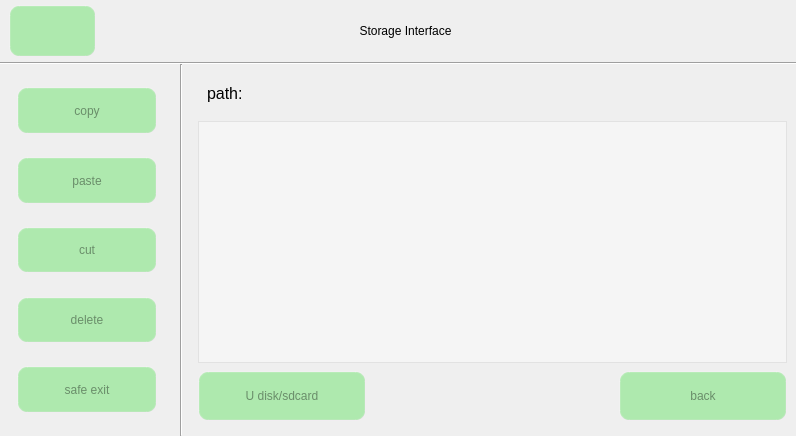
Above: udev.ui from jizizihe/baijie_demo before the change. Below: the same form after it.
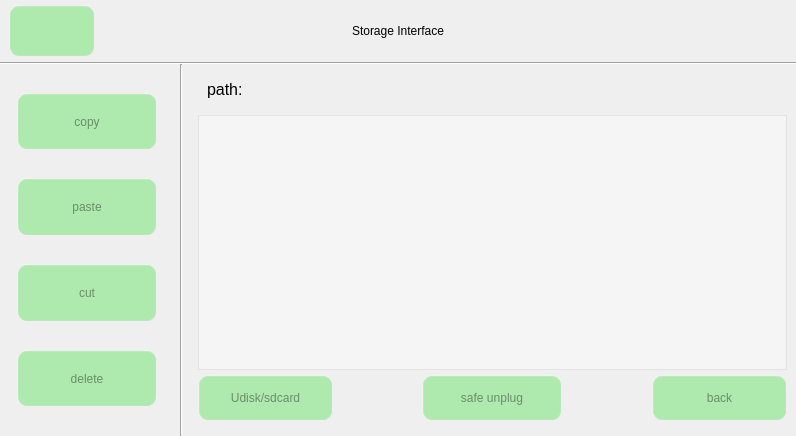
That is the form after the change. Icons and pictures are not drawn.

Commit message: func: 1.change the list shows connected device, saved devices, and scanned devices in wifi       2.change the list shows connected device, saved devices, and scanned devices in bluetooth       3.change layout of set ip in Ethernet       4.add Click File to check or uncheck in Storage

Patch:
```diff
--- a/udev.ui
+++ b/udev.ui
@@ -98,9 +98,9 @@
      <number>0</number>
     </property>
     <item row="0" column="0">
-     <layout class="QHBoxLayout" name="horizontalLayout_6" stretch="1,1,1,3,3">
+     <layout class="QHBoxLayout" name="horizontalLayout_6" stretch="1,2,3,2,1">
       <property name="spacing">
-       <number>6</number>
+       <number>0</number>
       </property>
       <property name="leftMargin">
        <number>9</number>
@@ -108,6 +108,9 @@
       <property name="topMargin">
        <number>5</number>
       </property>
+      <property name="rightMargin">
+       <number>9</number>
+      </property>
       <property name="bottomMargin">
        <number>5</number>
       </property>
@@ -169,19 +172,6 @@
         </property>
        </spacer>
       </item>
-      <item>
-       <spacer name="horizontalSpacer_12">
-        <property name="orientation">
-         <enum>Qt::Horizontal</enum>
-        </property>
-        <property name="sizeHint" stdset="0">
-         <size>
-          <width>40</width>
-          <height>20</height>
-         </size>
-        </property>
-       </spacer>
-      </item>
       <item>
        <widget class="QLabel" name="label_3">
         <property name="text">
@@ -205,6 +195,19 @@
         </property>
        </spacer>
       </item>
+      <item>
+       <spacer name="horizontalSpacer_12">
+        <property name="orientation">
+         <enum>Qt::Horizontal</enum>
+        </property>
+        <property name="sizeHint" stdset="0">
+         <size>
+          <width>40</width>
+          <height>20</height>
+         </size>
+        </property>
+       </spacer>
+      </item>
      </layout>
     </item>
     <item row="1" column="0">
@@ -221,6 +224,9 @@
         <height>2</height>
        </size>
       </property>
+      <property name="styleSheet">
+       <string notr="true"/>
+      </property>
       <property name="orientation">
        <enum>Qt::Horizontal</enum>
       </property>
@@ -251,7 +257,7 @@
           <height>16777215</height>
          </size>
         </property>
-        <layout class="QVBoxLayout" name="verticalLayout" stretch="1,2,1,2,1,2,1,2,1,2,1">
+        <layout class="QVBoxLayout" name="verticalLayout" stretch="1,2,1,2,1,2,1,2,1">
          <property name="spacing">
           <number>0</number>
          </property>
@@ -601,90 +607,6 @@
            </property>
           </spacer>
          </item>
-         <item>
-          <layout class="QHBoxLayout" name="horizontalLayout_9" stretch="1,8,1">
-           <property name="spacing">
-            <number>0</number>
-           </property>
-           <item>
-            <spacer name="horizontalSpacer_6">
-             <property name="orientation">
-              <enum>Qt::Horizontal</enum>
-             </property>
-             <property name="sizeHint" stdset="0">
-              <size>
-               <width>40</width>
-               <height>20</height>
-              </size>
-             </property>
-            </spacer>
-           </item>
-           <item>
-            <widget class="QPushButton" name="umount">
-             <property name="sizePolicy">
-              <sizepolicy hsizetype="Minimum" vsizetype="Minimum">
-               <horstretch>0</horstretch>
-               <verstretch>0</verstretch>
-              </sizepolicy>
-             </property>
-             <property name="minimumSize">
-              <size>
-               <width>140</width>
-               <height>45</height>
-              </size>
-             </property>
-             <property name="maximumSize">
-              <size>
-               <width>16777215</width>
-               <height>16777215</height>
-              </size>
-             </property>
-             <property name="styleSheet">
-              <string notr="true"/>
-             </property>
-             <property name="text">
-              <string>safe exit</string>
-             </property>
-             <property name="icon">
-              <iconset resource="translation.qrc">
-               <normaloff>:/button_image/exit.png</normaloff>:/button_image/exit.png</iconset>
-             </property>
-             <property name="iconSize">
-              <size>
-               <width>36</width>
-               <height>36</height>
-              </size>
-             </property>
-            </widget>
-           </item>
-           <item>
-            <spacer name="horizontalSpacer_7">
-             <property name="orientation">
-              <enum>Qt::Horizontal</enum>
-             </property>
-             <property name="sizeHint" stdset="0">
-              <size>
-               <width>40</width>
-               <height>20</height>
-              </size>
-             </property>
-            </spacer>
-           </item>
-          </layout>
-         </item>
-         <item>
-          <spacer name="verticalSpacer_5">
-           <property name="orientation">
-            <enum>Qt::Vertical</enum>
-           </property>
-           <property name="sizeHint" stdset="0">
-            <size>
-             <width>20</width>
-             <height>40</height>
-            </size>
-           </property>
-          </spacer>
-         </item>
         </layout>
        </widget>
       </item>
@@ -703,9 +625,12 @@
       </item>
       <item>
        <widget class="QWidget" name="widget_3" native="true">
-        <layout class="QVBoxLayout" name="verticalLayout_2" stretch="1,6,0">
+        <layout class="QVBoxLayout" name="verticalLayout_2" stretch="1,5,1">
          <property name="spacing">
-          <number>8</number>
+          <number>0</number>
+         </property>
+         <property name="topMargin">
+          <number>0</number>
          </property>
          <property name="bottomMargin">
           <number>15</number>
@@ -878,10 +803,10 @@
            <property name="minimumSize">
             <size>
              <width>0</width>
-             <height>50</height>
+             <height>0</height>
             </size>
            </property>
-           <layout class="QHBoxLayout" name="horizontalLayout_4" stretch="2,3,2">
+           <layout class="QHBoxLayout" name="horizontalLayout_4" stretch="3,2,3,2,3">
             <property name="spacing">
              <number>0</number>
             </property>
@@ -889,7 +814,7 @@
              <number>0</number>
             </property>
             <property name="topMargin">
-             <number>0</number>
+             <number>5</number>
             </property>
             <property name="rightMargin">
              <number>0</number>
@@ -906,7 +831,54 @@
                </sizepolicy>
               </property>
               <property name="text">
-               <string>U disk/sdcard</string>
+               <string>Udisk/sdcard</string>
+              </property>
+             </widget>
+            </item>
+            <item>
+             <spacer name="horizontalSpacer_16">
+              <property name="orientation">
+               <enum>Qt::Horizontal</enum>
+              </property>
+              <property name="sizeHint" stdset="0">
+               <size>
+                <width>40</width>
+                <height>20</height>
+               </size>
+              </property>
+             </spacer>
+            </item>
+            <item>
+             <widget class="QPushButton" name="umount">
+              <property name="sizePolicy">
+               <sizepolicy hsizetype="Minimum" vsizetype="Minimum">
+                <horstretch>0</horstretch>
+                <verstretch>0</verstretch>
+               </sizepolicy>
+              </property>
+              <property name="minimumSize">
+               <size>
+                <width>140</width>
+                <height>45</height>
+               </size>
+              </property>
+              <property name="maximumSize">
+               <size>
+                <width>16777215</width>
+                <height>16777215</height>
+               </size>
+              </property>
+              <property name="styleSheet">
+               <string notr="true"/>
+              </property>
+              <property name="text">
+               <string>safe unplug</string>
+              </property>
+              <property name="iconSize">
+               <size>
+                <width>36</width>
+                <height>36</height>
+               </size>
               </property>
              </widget>
             </item>
```
The commit also changes 60 other files.
